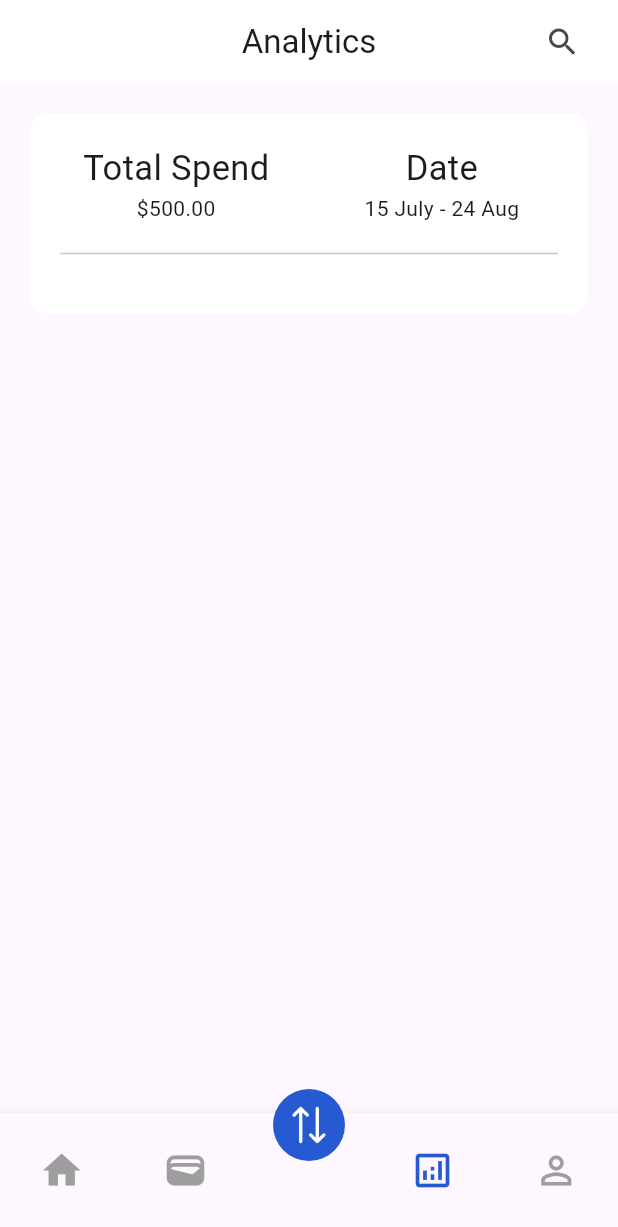
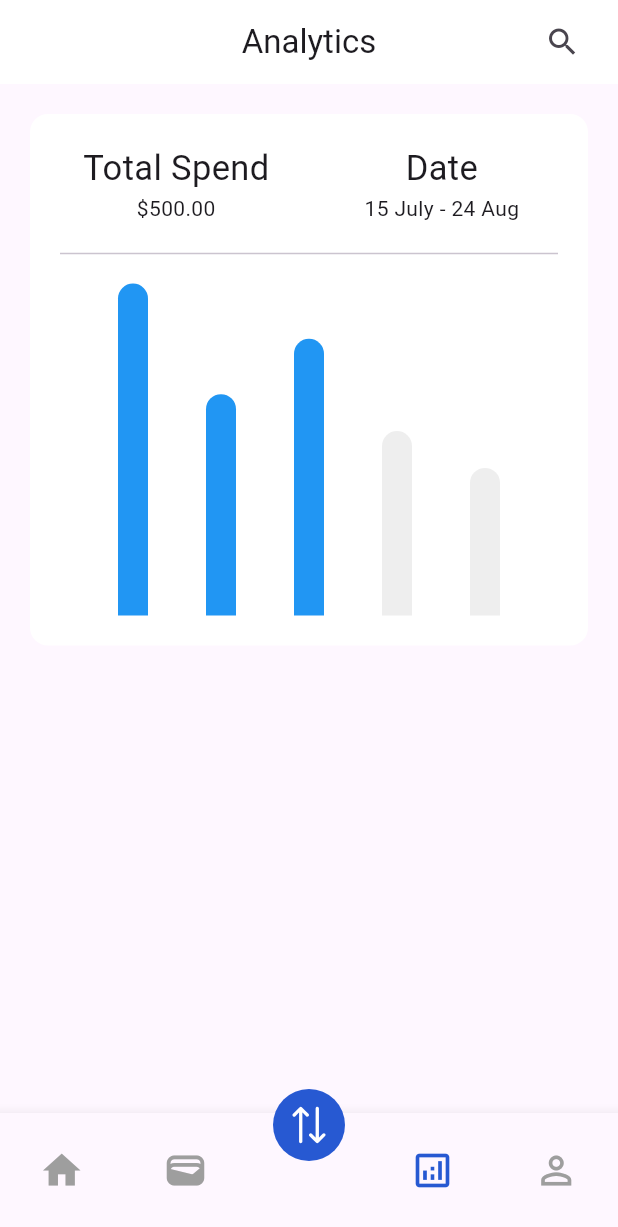
Before and after one commit to mazzlaxaani/RemPro, a Flutter app: the screen it shows after launch, item 4 of the bottom bar chosen, on a phone screen of 412 x 824 dp. Shown: the top 1227 px of the screen. Run offline on Flutter 3.47's test engine with Material 3 defaults, Android fonts, the phone set to English and light mode, and no system bars; drawn by our look-alikes of fl_chart; our stand-ins replace flutter_svg, gap; missing offline and left inert: dart:ffi, volume_controller.

Commit message:
initial commit
new projuct upload github

```diff
--- a/lib/Analytics.dart
+++ b/lib/Analytics.dart
@@ -1,6 +1,9 @@
+import 'dart:ffi';
+
 import 'package:flutter/material.dart';
 import 'package:gap/gap.dart';
 import 'package:rempro/contant/theme.dart';
+import 'package:fl_chart/fl_chart.dart';
 
 class AnalyticsPage extends StatefulWidget {
   const AnalyticsPage({super.key});
@@ -8,7 +11,10 @@ class AnalyticsPage extends StatefulWidget {
   @override
   State<AnalyticsPage> createState() => _AnalyticsPageState();
 }
-
+String ku = '15-20';
+List<String> parts = ku.split('-');
+Double uk1 = double.parse(parts[0]) as Double;
+Double uk2 = double.parse(parts[1]) as Double;
 
 class _AnalyticsPageState extends State<AnalyticsPage> {
   @override
@@ -72,7 +78,7 @@ class _AnalyticsPageState extends State<AnalyticsPage> {
                   Divider(),
                   Gap(12.0),
                   Container(
-
+                    child: BarChartSample1(),
                   ),
                 ]
               ),
@@ -83,3 +89,79 @@ class _AnalyticsPageState extends State<AnalyticsPage> {
     );
   }
 }
+
+class BarChartSample1 extends StatelessWidget {
+  @override
+  Widget build(BuildContext context) {
+    return AspectRatio(
+      aspectRatio: 1.5,
+      child: BarChart(
+        BarChartData(
+          //maxY: 20,
+          barTouchData: BarTouchData(
+            enabled: false,
+          ),
+          titlesData: const FlTitlesData(
+            show: true, // Show titles
+            bottomTitles: AxisTitles(
+              sideTitles: SideTitles(showTitles: false),
+            ) ,
+            leftTitles: AxisTitles(
+              sideTitles: SideTitles(showTitles: false),
+            ),
+            rightTitles: AxisTitles(
+              sideTitles: SideTitles(showTitles: false),
+            ),
+            topTitles: AxisTitles(
+              sideTitles: SideTitles(showTitles: false),
+            ), // Show bottom titles// Show left titles
+          ),
+          borderData: FlBorderData(
+              show: false
+          ),
+          backgroundColor: Colors.transparent,
+          gridData: FlGridData(show: false),
+
+          barGroups: [
+            BarChartGroupData(
+              x: 22,
+              barRods: [
+                BarChartRodData(toY: 18, color: Colors.blue, width: 20, // Change the width of the bar
+                  borderRadius: const BorderRadius.only(topLeft: Radius.circular(10), topRight: Radius.circular(10),),)
+              ],
+            ),
+            BarChartGroupData(
+              x: 30,
+              barRods: [
+                BarChartRodData(toY: 12, color: Colors.blue,width: 20, // Change the width of the bar
+                  borderRadius: const BorderRadius.only(topLeft: Radius.circular(10), topRight: Radius.circular(10),),),
+              ],
+            ),
+            BarChartGroupData(
+              x: 2,
+              barRods: [
+                BarChartRodData(toY: 15, color: Colors.blue,width: 20, // Change the width of the bar
+                  borderRadius: const BorderRadius.only(topLeft: Radius.circular(10), topRight: Radius.circular(10),),)
+              ],
+            ),
+            BarChartGroupData(
+              x: 3,
+              barRods: [
+                BarChartRodData(toY: 10, color: Colors.grey.shade200,width: 20, // Change the width of the bar
+                  borderRadius: const BorderRadius.only(topLeft: Radius.circular(10), topRight: Radius.circular(10),),)
+              ],
+            ),
+            BarChartGroupData(
+              x: 4,
+              barRods: [
+                BarChartRodData(toY: 8, color: Colors.grey.shade200,width: 20, // Change the width of the bar
+                  borderRadius: const BorderRadius.only(topLeft: Radius.circular(10), topRight: Radius.circular(10),),)
+              ],
+            ),
+          ],
+          //maxY: 20,
+        ),
+      ),
+    );
+  }
+}
--- a/pubspec.yaml
+++ b/pubspec.yaml
@@ -44,6 +44,7 @@ dev_dependencies:
   flutter_staggered_grid_view: ^0.7.0
   google_fonts: ^2.1.0
   volume_controller: ^2.0.7
+  fl_chart: ^0.68.0
 
 
   # The "flutter_lints" package below contains a set of recommended lints to
```
Also changed, not shown: pubspec.lock.
